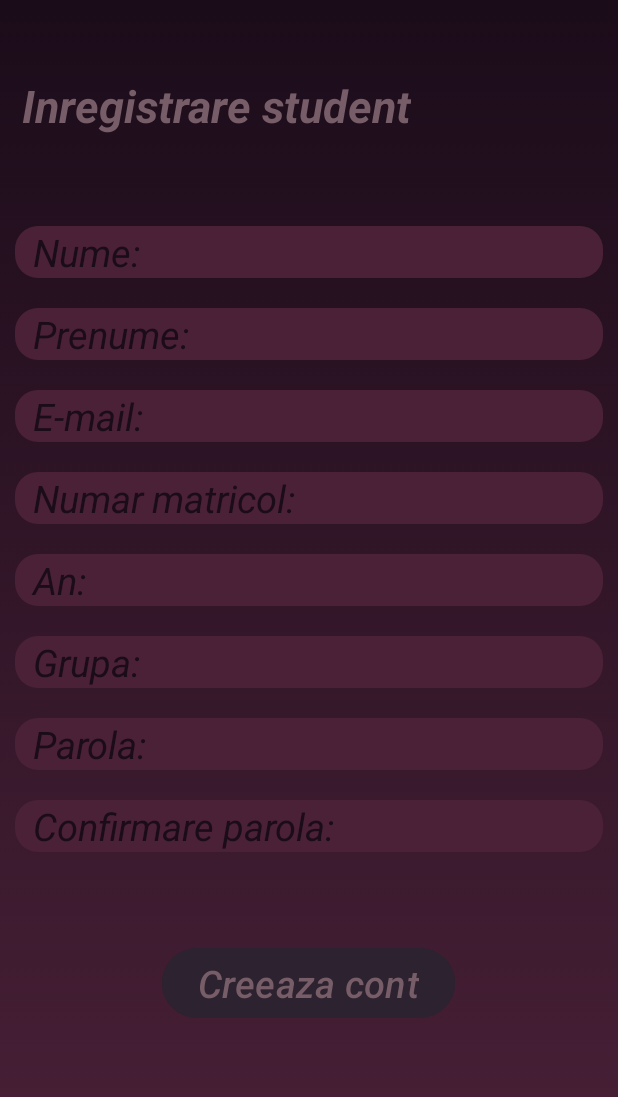
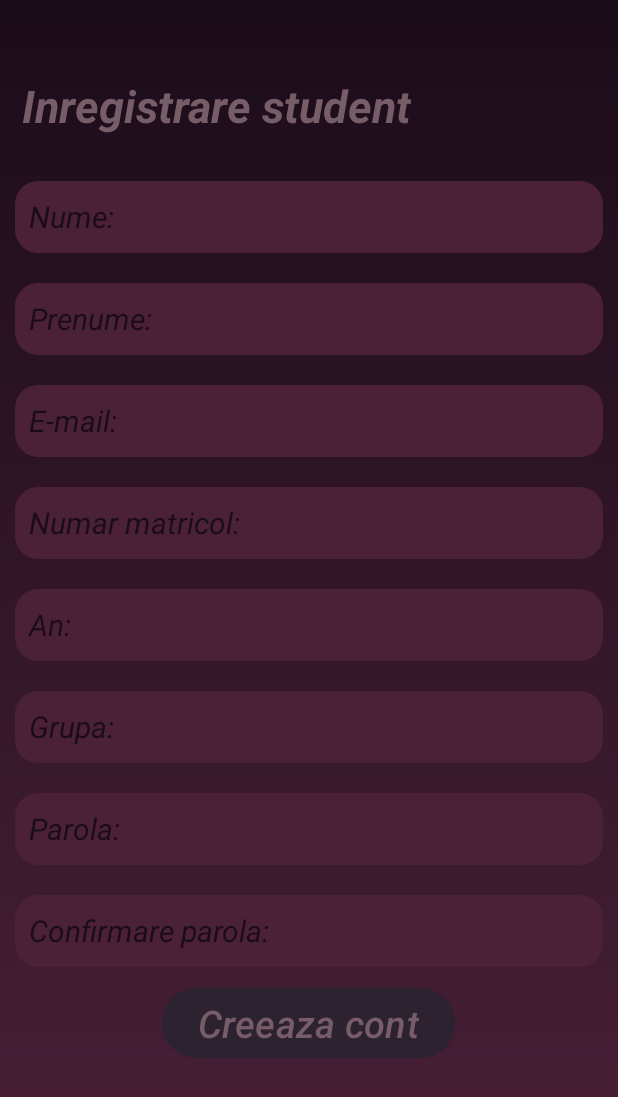
Before and after one commit to AlexandraFrij/LucrareLicenta, an Android app: the layout create_student_account.xml on its own in the app's theme, with its tools: preview values and no code run, on a phone screen of 412 x 824 dp. Shown: the top 1097 px of the screen. Run offline under Robolectric (Android 15) with nearby library versions, the phone set to English and light mode, and no system bars.

```diff
--- /dev/null
+++ b/app/src/main/res/drawable/baseline_exit_to_app_24.xml
@@ -0,0 +1,5 @@
+<vector xmlns:android="http://schemas.android.com/apk/res/android" android:autoMirrored="true" android:height="24dp" android:tint="#000000" android:viewportHeight="24" android:viewportWidth="24" android:width="24dp">
+
+    <path android:fillColor="@android:color/white" android:pathData="M10.09,15.59L11.5,17l5,-5 -5,-5 -1.41,1.41L12.67,11H3v2h9.67l-2.58,2.59zM19,3H5c-1.11,0 -2,0.9 -2,2v4h2V5h14v14H5v-4H3v4c0,1.1 0.89,2 2,2h14c1.1,0 2,-0.9 2,-2V5c0,-1.1 -0.9,-2 -2,-2z"/>
+
+</vector>
--- /dev/null
+++ b/app/src/main/res/drawable/baseline_notification_add_24.xml
@@ -0,0 +1,5 @@
+<vector xmlns:android="http://schemas.android.com/apk/res/android" android:height="24dp" android:tint="#000000" android:viewportHeight="24" android:viewportWidth="24" android:width="24dp">
+
+    <path android:fillColor="@android:color/white" android:pathData="M10,20h4c0,1.1 -0.9,2 -2,2S10,21.1 10,20zM14,9c0,2.61 1.67,4.83 4,5.66L18,17h2v2H4v-2h2v-7c0,-2.79 1.91,-5.14 4.5,-5.8V3.5C10.5,2.67 11.17,2 12,2s1.5,0.67 1.5,1.5v0.7c0.71,0.18 1.36,0.49 1.95,0.9C14.54,6.14 14,7.51 14,9zM24,8h-3V5h-2v3h-3v2h3v3h2v-3h3V8z"/>
+
+</vector>
--- /dev/null
+++ b/app/src/main/res/drawable/menu_icon_color.xml
@@ -0,0 +1,5 @@
+
+<selector xmlns:android="http://schemas.android.com/apk/res/android">
+    <item android:color="@color/a4b2138" android:state_checked="true" />
+    <item android:color="@color/fadcd5" />
+</selector>
--- /dev/null
+++ b/app/src/main/res/drawable/round_chat_bubble_24.xml
@@ -0,0 +1,5 @@
+<vector xmlns:android="http://schemas.android.com/apk/res/android" android:height="24dp" android:tint="#000000" android:viewportHeight="24" android:viewportWidth="24" android:width="24dp">
+
+    <path android:fillColor="@android:color/white" android:pathData="M20,2H4c-1.1,0 -2,0.9 -2,2v18l4,-4h14c1.1,0 2,-0.9 2,-2V4c0,-1.1 -0.9,-2 -2,-2z"/>
+
+</vector>
--- a/app/src/main/res/layout/create_student_account.xml
+++ b/app/src/main/res/layout/create_student_account.xml
@@ -9,7 +9,7 @@
         android:layout_width="wrap_content"
         android:layout_height="wrap_content"
         android:layout_marginTop = "50dp"
-        android:layout_marginBottom="50dp"
+        android:layout_marginBottom="20dp"
         android:gravity="center_vertical"
         android:text="  Inregistrare student"
         android:textColor="@color/a765d67"
@@ -18,10 +18,10 @@
 
     <EditText
         android:layout_width="match_parent"
-        android:layout_height="wrap_content"
+        android:layout_height="48dp"
         android:hint="  Nume:"
         android:textColorHint="@color/a1b0c1a"
-        android:textSize="25dp"
+        android:textSize="20dp"
         android:textStyle="italic"
         android:background="@drawable/rounded_corners_background"
         android:id="@+id/lastname"
@@ -30,10 +30,10 @@
         />
     <EditText
         android:layout_width="match_parent"
-        android:layout_height="wrap_content"
+        android:layout_height="48dp"
         android:hint="  Prenume:"
         android:textColorHint="@color/a1b0c1a"
-        android:textSize="25dp"
+        android:textSize="20dp"
         android:textStyle="italic"
         android:background="@drawable/rounded_corners_background"
         android:id="@+id/firstname"
@@ -42,10 +42,10 @@
         />
     <EditText
         android:layout_width="match_parent"
-        android:layout_height="wrap_content"
+        android:layout_height="48dp"
         android:hint="  E-mail:"
         android:textColorHint="@color/a1b0c1a"
-        android:textSize="25dp"
+        android:textSize="20dp"
         android:textStyle="italic"
         android:background="@drawable/rounded_corners_background"
         android:id="@+id/email"
@@ -54,10 +54,10 @@
         />
     <EditText
         android:layout_width="match_parent"
-        android:layout_height="wrap_content"
+        android:layout_height="48dp"
         android:hint="  Numar matricol:"
         android:textColorHint="@color/a1b0c1a"
-        android:textSize="25dp"
+        android:textSize="20dp"
         android:textStyle="italic"
         android:background="@drawable/rounded_corners_background"
         android:id="@+id/studIDNum"
@@ -66,10 +66,10 @@
         />
     <EditText
         android:layout_width="match_parent"
-        android:layout_height="wrap_content"
+        android:layout_height="48dp"
         android:hint="  An:"
         android:textColorHint="@color/a1b0c1a"
-        android:textSize="25dp"
+        android:textSize="20dp"
         android:inputType="number"
         android:digits="0123456789"
         android:textStyle="italic"
@@ -80,10 +80,10 @@
         />
     <EditText
         android:layout_width="match_parent"
-        android:layout_height="wrap_content"
+        android:layout_height="48dp"
         android:hint="  Grupa:"
         android:textColorHint="@color/a1b0c1a"
-        android:textSize="25dp"
+        android:textSize="20dp"
         android:textStyle="italic"
         android:background="@drawable/rounded_corners_background"
         android:id="@+id/group"
@@ -92,11 +92,11 @@
         />
     <EditText
         android:layout_width="match_parent"
-        android:layout_height="wrap_content"
+        android:layout_height="48dp"
         android:hint="  Parola:"
         android:textColorHint="@color/a1b0c1a"
         android:inputType="textPassword"
-        android:textSize="25dp"
+        android:textSize="20dp"
         android:textStyle="italic"
         android:background="@drawable/rounded_corners_background"
         android:id="@+id/password"
@@ -105,10 +105,10 @@
         />
     <EditText
         android:layout_width="match_parent"
-        android:layout_height="wrap_content"
+        android:layout_height="48dp"
         android:hint="  Confirmare parola:"
         android:textColorHint="@color/a1b0c1a"
-        android:textSize="25dp"
+        android:textSize="20dp"
         android:textStyle="italic"
         android:background="@drawable/rounded_corners_background"
         android:id="@+id/confirmPassword"
@@ -127,5 +127,5 @@
         android:id="@+id/createStudAccBtn"
         android:layout_below="@id/confirmPassword"
         android:layout_centerHorizontal="true"
-        android:layout_marginTop="50dp"/>
+        />
 </RelativeLayout>
```
Also changed, not shown: app/src/main/res/drawable/gradient_background_menu.xml (added, +12 -0 lines), app/src/main/res/drawable/outline_account_circle_24.xml (added, +7 -0 lines), app/src/main/res/drawable/round_add_home_24.xml (added, +7 -0 lines), app/src/main/res/layout/create_prof_account.xml (+11 -11 lines), app/src/main/res/layout/homepage.xml (added, +28 -0 lines), app/src/main/res/layout/login.xml (+4 -4 lines), app/src/main/res/menu/bottom_nav_bar.xml (added, +12 -0 lines).
